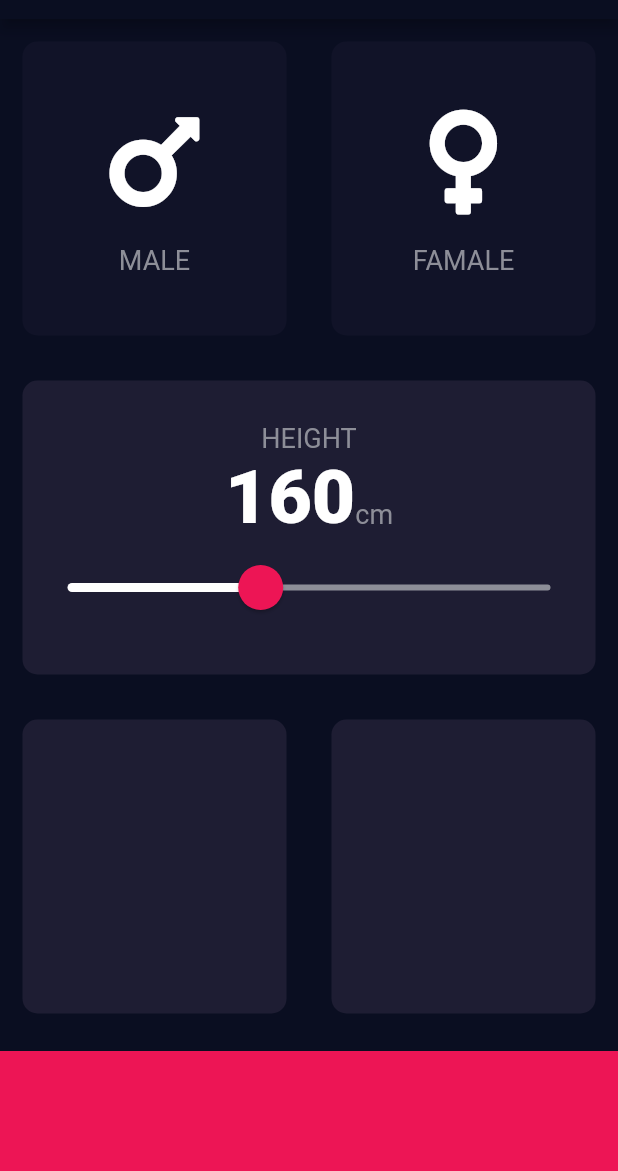
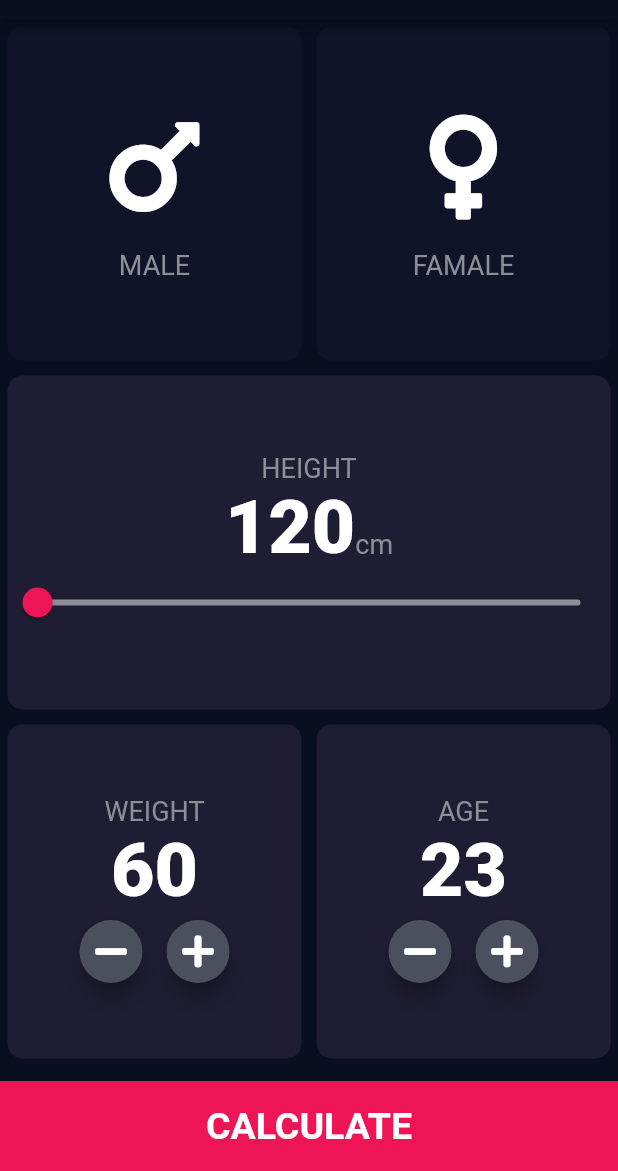
Before and after one commit to Balashoffs/bmi-calc, a Flutter app: the screen it shows after launch, on a phone screen of 412 x 824 dp, the part 65-1236 px from its top. Run offline on Flutter 3.47's test engine with Material 2 defaults, Android fonts, the phone set to English and light mode, and no system bars; our stand-ins replace font_awesome_flutter.

Commit message:
finished app

```diff
--- /dev/null
+++ b/lib/calculate_brain.dart
@@ -0,0 +1,36 @@
+import 'dart:math';
+
+import 'package:flutter/cupertino.dart';
+
+class CalculatorBrain{
+  final int weight;
+  final int height;
+  double _bmi;
+
+  CalculatorBrain({@required this.weight, @required this.height});
+
+  String getBMI(){
+    _bmi = weight / (pow(height*0.01 , 2));
+    return _bmi.toStringAsFixed(1);
+  }
+
+  String getResult(){
+    if(_bmi >= 25){
+      return 'Overweight';
+    }else if(_bmi > 18.5){
+      return 'Normal';
+    }else{
+      return 'Underweight';
+    }
+  }
+
+  String getInterpretation(){
+    if(_bmi >= 25){
+      return 'Moderate risk of developing heart disease, high blood pressure, stroke, diabetes';
+    }else if(_bmi > 18.5){
+      return 'Low Risk (healthy range)';
+    }else{
+      return 'Risk of developing problems such as nutritional deficiency and osteoporosis';
+    }
+  }
+}
--- a/lib/constants.dart
+++ b/lib/constants.dart
@@ -1,6 +1,6 @@
 import 'package:flutter/material.dart';
 
-const kBottomContainerHeight = 80.0;
+const kBottomContainerHeight =60.0;
 const kActiveCardColour = Color(0xff1e1d33);
 const kInActiveCardColour = Color(0xff111328);
 const kBottomContainerColor = Color(0xffed1555);
@@ -15,3 +15,26 @@ const TextStyle kTextStyle50 = TextStyle(
   fontSize: 50.0,
   fontWeight: FontWeight.w900,
 );
+
+const TextStyle kTextStyle25 = TextStyle(
+  color: Colors.white,
+  fontSize: 25.0,
+  fontWeight: FontWeight.bold,
+);
+
+const TextStyle kResultTextStyle = TextStyle(
+  color: Color(0xff24d876),
+  fontSize: 22.0,
+  fontWeight: FontWeight.bold,
+);
+
+const TextStyle kBMITextStyle = TextStyle(
+  color: Colors.white,
+  fontSize: 100,
+  fontWeight: FontWeight.w900,
+);
+
+const TextStyle kBodyTextStyle = TextStyle(
+  color: Colors.white,
+  fontSize: 22,
+);
--- /dev/null
+++ b/lib/elements/bottom_button.dart
@@ -0,0 +1,24 @@
+import 'package:flutter/cupertino.dart';
+import '../constants.dart';
+
+class BottomButton extends StatelessWidget {
+
+  Function onTap;
+  String text;
+
+  BottomButton({@required this.onTap, @required this.text});
+
+  @override
+  Widget build(BuildContext context) {
+    return GestureDetector(
+      onTap: onTap,
+      child: Container(
+        color: kBottomContainerColor,
+        margin: EdgeInsets.only(top: 10.0),
+        width: double.infinity,
+        height: kBottomContainerHeight,
+        child: Center(child: Text(text, style: kTextStyle25)),
+      ),
+    );
+  }
+}
--- a/lib/reusable_widget.dart
+++ b/lib/elements/reusable_widget.dart
@@ -12,7 +12,7 @@ class ReusableCard extends StatelessWidget {
     return GestureDetector(
       onTap: onPress,
       child: Container(
-        margin: EdgeInsets.all(15.0),
+        margin: EdgeInsets.all(5.0),
         decoration: BoxDecoration(
           color: colour,
           borderRadius: BorderRadius.circular(10.0),
--- /dev/null
+++ b/lib/elements/roundbuttonicon.dart
@@ -0,0 +1,24 @@
+import 'package:flutter/material.dart';
+
+class RoundButtonIcon extends StatelessWidget {
+
+  final IconData icon;
+  final Function onPressed;
+
+  RoundButtonIcon({@required this.icon, @required this.onPressed});
+
+  @override
+  Widget build(BuildContext context) {
+    return RawMaterialButton(
+      child: Icon(icon, color: Colors.white,),
+      onPressed: onPressed,
+      elevation: 6.0,
+      constraints: BoxConstraints.tightFor(
+        height: 42.0,
+        width: 42.0,
+      ),
+      shape: CircleBorder(),
+      fillColor: Color(0xff4c4f5e),
+    );
+  }
+}
--- a/lib/height_widget.dart
+++ /dev/null
@@ -1,56 +0,0 @@
-import 'package:flutter/cupertino.dart';
-
-import 'constants.dart';
-import 'reusable_widget.dart';
-import 'package:flutter/material.dart';
-
-class HeightWidget extends StatefulWidget {
-  @override
-  _HeightWidgetState createState() => _HeightWidgetState();
-}
-
-class _HeightWidgetState extends State<HeightWidget> {
-  int height = 160;
-
-  @override
-  Widget build(BuildContext context) {
-    return ReusableCard(
-      colour: kActiveCardColour,
-      child: Column(
-        mainAxisAlignment: MainAxisAlignment.center,
-        children: <Widget>[
-          Text('HEIGHT', style: kTextStyle18,),
-          Row(
-            mainAxisAlignment: MainAxisAlignment.center,
-            crossAxisAlignment: CrossAxisAlignment.baseline,
-            textBaseline: TextBaseline.alphabetic,
-            children: <Widget>[
-              Text(height.toString(), style: kTextStyle50,),
-              Text('cm', style: kTextStyle18,),
-            ],
-          ),
-          SliderTheme(
-            data: SliderTheme.of(context).copyWith(
-              activeTrackColor: Colors.white,
-              inactiveTrackColor: Color(0xff8d8e98),
-              thumbColor: Color(0xffed1555),
-              overlayColor: Color(0x29ed1555),
-              thumbShape: RoundSliderThumbShape(enabledThumbRadius: 15.0),
-              overlayShape: RoundSliderOverlayShape(overlayRadius: 30.0),
-            ),
-            child: Slider(
-              onChanged: (double newValue){
-                setState(() {
-                  height = newValue.round();
-                });
-              },
-              value: height.toDouble(),
-              max: 220,
-              min: 120,
-            ),
-          )
-        ],
-      ),
-    );
-  }
-}
--- a/lib/main.dart
+++ b/lib/main.dart
@@ -1,4 +1,5 @@
-import 'start_widget.dart';
+import 'screens/calculate.dart';
+import 'screens/start_widget.dart';
 import 'package:flutter/material.dart';
 
 void main() => runApp(BimCalculator());
@@ -13,7 +14,11 @@ class BimCalculator extends StatelessWidget {
         scaffoldBackgroundColor: Color(0xff0a0e21),
         accentColor: Colors.purple,
       ),
-      home: StartWidget(),
+      initialRoute: '/',
+      routes: {
+        '/':(context) => StartWidget(),
+        '/calculate':(context) => Calculate(),
+      },
     );
   }
 }
--- /dev/null
+++ b/lib/screens/start_widget.dart
@@ -0,0 +1,226 @@
+import 'package:bmi_app/screens/calculate.dart';
+import 'package:flutter/cupertino.dart';
+import '../calculate_brain.dart';
+import '../elements/bottom_button.dart';
+import '../elements/reusable_widget.dart';
+import '../elements/roundbuttonicon.dart';
+import '../widgets/sx_widget.dart';
+import 'package:flutter/material.dart';
+import 'package:font_awesome_flutter/font_awesome_flutter.dart';
+import '../constants.dart';
+
+enum GenderType { male, female }
+
+class StartWidget extends StatefulWidget {
+  @override
+  _StartWidgetState createState() => _StartWidgetState();
+}
+
+class _StartWidgetState extends State<StartWidget> {
+  GenderType type;
+
+  int weight = 60;
+  int height = 120;
+  int age = 23;
+
+  @override
+  Widget build(BuildContext context) {
+    return Scaffold(
+        appBar: AppBar(
+          title: Text('BMI CALCULATOR'),
+          centerTitle: true,
+        ),
+        body: Column(
+          crossAxisAlignment: CrossAxisAlignment.stretch,
+          children: <Widget>[
+            Expanded(
+              child: Row(
+                children: <Widget>[
+                  Expanded(
+                    child: ReusableCard(
+                      onPress: () {
+                        setState(() {
+                          type = GenderType.male;
+                        });
+                      },
+                      colour: type == GenderType.male
+                          ? kActiveCardColour
+                          : kInActiveCardColour,
+                      child: SXWidget(
+                        sxIcon: FontAwesomeIcons.mars,
+                        sxType: 'MALE',
+                      ),
+                    ),
+                  ),
+                  Expanded(
+                    child: ReusableCard(
+                      onPress: () {
+                        setState(() {
+                          type = GenderType.female;
+                        });
+                      },
+                      colour: type == GenderType.female
+                          ? kActiveCardColour
+                          : kInActiveCardColour,
+                      child: SXWidget(
+                        sxIcon: FontAwesomeIcons.venus,
+                        sxType: "FAMALE",
+                      ),
+                    ),
+                  )
+                ],
+              ),
+            ),
+            Expanded(
+              child: ReusableCard(
+                colour: kActiveCardColour,
+                child: Column(
+                  mainAxisAlignment: MainAxisAlignment.center,
+                  children: <Widget>[
+                    Text('HEIGHT', style: kTextStyle18,),
+                    Row(
+                      mainAxisAlignment: MainAxisAlignment.center,
+                      crossAxisAlignment: CrossAxisAlignment.baseline,
+                      textBaseline: TextBaseline.alphabetic,
+                      children: <Widget>[
+                        Text(height.toString(), style: kTextStyle50,),
+                        Text('cm', style: kTextStyle18,),
+                      ],
+                    ),
+                    SliderTheme(
+                      data: SliderTheme.of(context).copyWith(
+                        activeTrackColor: Colors.white,
+                        inactiveTrackColor: Color(0xff8d8e98),
+                        thumbColor: Color(0xffed1555),
+                        overlayColor: Color(0x29ed1555),
+                        thumbShape: RoundSliderThumbShape(
+                            enabledThumbRadius: 10.0),
+                        overlayShape: RoundSliderOverlayShape(
+                            overlayRadius: 20.0),
+                      ),
+                      child: Slider(
+                        onChanged: (double newValue) {
+                          setState(() {
+                            height = newValue.round();
+                          });
+                        },
+                        value: height.toDouble(),
+                        max: 220,
+                        min: 120,
+                      ),
+                    )
+                  ],
+                ),
+              ),
+            ),
+            Expanded(
+              child: Row(
+                children: <Widget>[
+                  Expanded(
+                    child: ReusableCard(
+                      colour: kActiveCardColour,
+                      child: Column(
+                        mainAxisAlignment: MainAxisAlignment.center,
+                        children: <Widget>[
+                          Text(
+                            'WEIGHT',
+                            style: kTextStyle18,
+                          ),
+                          Text(
+                            weight.toString(),
+                            style: kTextStyle50,
+                          ),
+                          Row(
+                            mainAxisAlignment: MainAxisAlignment.center,
+                            children: <Widget>[
+                              RoundButtonIcon(
+                                icon: FontAwesomeIcons.minus,
+                                onPressed: () {
+                                  setState(() {
+                                    weight--;
+                                  });
+                                },
+                              ),
+                              SizedBox(
+                                width: 10.0,
+                              ),
+                              RoundButtonIcon(
+                                icon: FontAwesomeIcons.plus,
+                                onPressed: () {
+                                  setState(() {
+                                    weight++;
+                                  });
+                                },
+                              ),
+                            ],
+                          )
+                        ],
+                      ),
+                    ),
+                  ),
+                  Expanded(
+                    child: ReusableCard(
+                      colour: kActiveCardColour,
+                      child: Column(
+                        mainAxisAlignment: MainAxisAlignment.center,
+                        children: <Widget>[
+                          Text(
+                            'AGE',
+                            style: kTextStyle18,
+                          ),
+                          Text(
+                            age.toString(),
+                            style: kTextStyle50,
+                          ),
+                          Row(
+                            mainAxisAlignment: MainAxisAlignment.center,
+                            children: <Widget>[
+                              RoundButtonIcon(
+                                icon: FontAwesomeIcons.minus,
+                                onPressed: () {
+                                  setState(() {
+                                    age--;
+                                  });
+                                },
+                              ),
+                              SizedBox(
+                                width: 10.0,
+                              ),
+                              RoundButtonIcon(
+                                icon: FontAwesomeIcons.plus,
+                                onPressed: () {
+                                  setState(() {
+                                    age++;
+                                  });
+                                },
+                              ),
+                            ],
+                          )
+                        ],
+                      ),
+                    ),
+                  )
+                ],
+              ),
+            ),
+            BottomButton(
+              onTap: () {
+                CalculatorBrain calc = CalculatorBrain(
+                    weight: weight, height: height);
+                Navigator.push(
+                  context,
+                  MaterialPageRoute(
+                    builder: (context) => Calculate(
+                      getBMI: calc.getBMI(),
+                      getResult: calc.getResult(),
+                      getInterpretation: calc.getInterpretation(),
+                    ),
+                  ),
+                );
+              },
+              text: 'CALCULATE',
+            ),
+          ],
+        ));
+  }
+}
--- a/lib/start_widget.dart
+++ /dev/null
@@ -1,97 +0,0 @@
-import 'package:bmi_app/height_widget.dart';
-import 'package:flutter/cupertino.dart';
-
-import 'reusable_widget.dart';
-import 'sx_widget.dart';
-import 'package:flutter/material.dart';
-import 'package:font_awesome_flutter/font_awesome_flutter.dart';
-import 'constants.dart';
-
-enum GenderType{
-  male,
-  female
-}
-
-class StartWidget extends StatefulWidget {
-  @override
-  _StartWidgetState createState() => _StartWidgetState();
-}
-
-class _StartWidgetState extends State<StartWidget> {
-
-  GenderType type;
-
-
-  @override
-  Widget build(BuildContext context) {
-    return Scaffold(
-        appBar: AppBar(
-          title: Text('BMI CALCULATOR'),
-          centerTitle: true,
-        ),
-        body: Column(
-          crossAxisAlignment: CrossAxisAlignment.stretch,
-          children: <Widget>[
-            Expanded(
-              child: Row(
-                children: <Widget>[
-                  Expanded(
-                    child: ReusableCard(
-                      onPress: (){
-                        setState(() {
-                          type = GenderType.male;
-                        });
-                      },
-                      colour: type == GenderType.male ? kActiveCardColour : kInActiveCardColour,
-                      child: SXWidget(
-                        sxIcon: FontAwesomeIcons.mars,
-                        sxType: 'MALE',
-                      ),
-                    ),
-                  ),
-                  Expanded(
-                    child: ReusableCard(
-                      onPress: (){
-                        setState(() {
-                          type = GenderType.female;
-                        });
-                      },
-                      colour: type == GenderType.female ? kActiveCardColour : kInActiveCardColour,
-                      child: SXWidget(
-                        sxIcon: FontAwesomeIcons.venus,
-                        sxType: "FAMALE",
-                      ),
-                    ),
-                  )
-                ],
-              ),
-            ),
-            Expanded(
-              child: HeightWidget(),
-            ),
-            Expanded(
-              child: Row(
-                children: <Widget>[
-                  Expanded(
-                    child: ReusableCard(
-                      colour: kActiveCardColour,
-                    ),
-                  ),
-                  Expanded(
-                    child: ReusableCard(
-                      colour: kActiveCardColour,
-                    ),
-                  )
-                ],
-              ),
-            ),
-            Container(
-              color: kBottomContainerColor,
-              margin: EdgeInsets.only(top: 10.0),
-              width: double.infinity,
-              height: kBottomContainerHeight,
-            )
-          ],
-        ));
-  }
-}
--- a/lib/sx_widget.dart
+++ b/lib/widgets/sx_widget.dart
@@ -1,5 +1,5 @@
 import 'package:flutter/material.dart';
-import 'constants.dart';
+import '../constants.dart';
 
 class SXWidget extends StatelessWidget {
   final IconData sxIcon;
```
Also changed, not shown: lib/screens/calculate.dart (added, +72 -0 lines), 2 other files.
